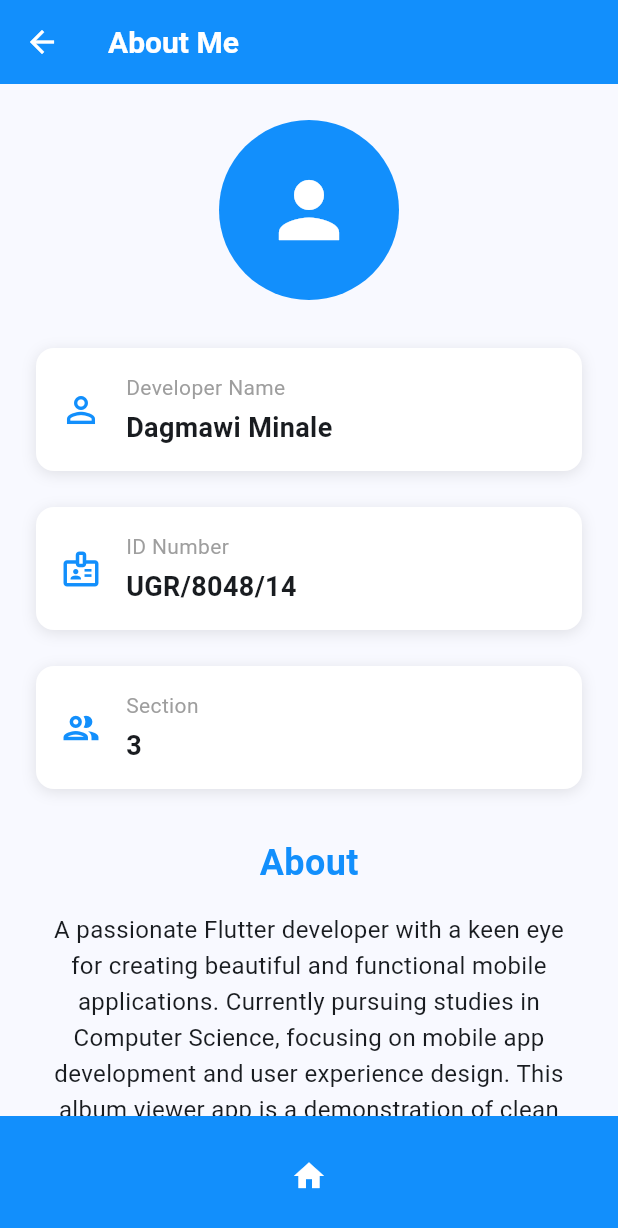
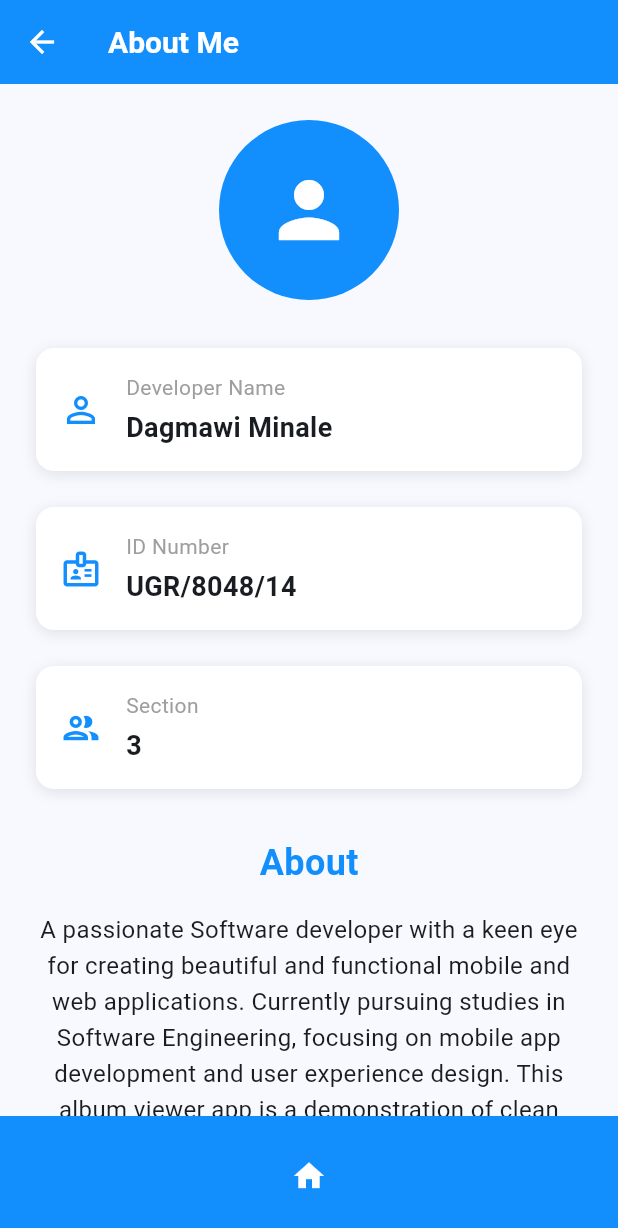
Before and after one commit to Dagii8048/flutter-lab-assignment-3, a Flutter app: the AboutScreen screen opened by its route, on a phone screen of 412 x 824 dp. Shown: the top 1228 px of the screen. Run offline on Flutter 3.47's test engine with Material 3 defaults, Android fonts, the phone set to English and light mode, and no system bars; our stand-ins replace cached_network_image, equatable, flutter_bloc, go_router; network calls fail.

Commit message:
updated the content of my about screen

```diff
--- a/lib/screens/about_screen.dart
+++ b/lib/screens/about_screen.dart
@@ -53,8 +53,8 @@ class AboutScreen extends StatelessWidget {
             ),
             const SizedBox(height: 16),
             const Text(
-              'A passionate Flutter developer with a keen eye for creating beautiful and functional mobile applications. '
-              'Currently pursuing studies in Computer Science, focusing on mobile app development and user experience design. '
+              'A passionate Software developer with a keen eye for creating beautiful and functional mobile and web applications. '
+              'Currently pursuing studies in Software Engineering, focusing on mobile app development and user experience design. '
               'This album viewer app is a demonstration of clean architecture, state management, and modern UI/UX practices.',
               style: TextStyle(fontSize: 16, height: 1.5),
               textAlign: TextAlign.center,
```
